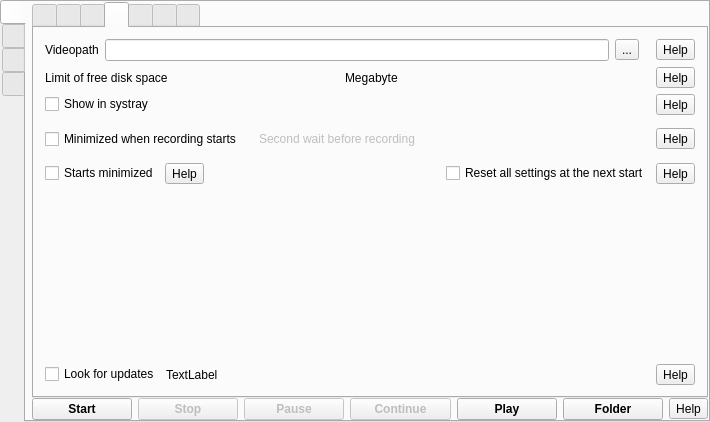
Old version of the form src/formMainWindow.ui in the repository vkohaupt/vokoscreenNG.
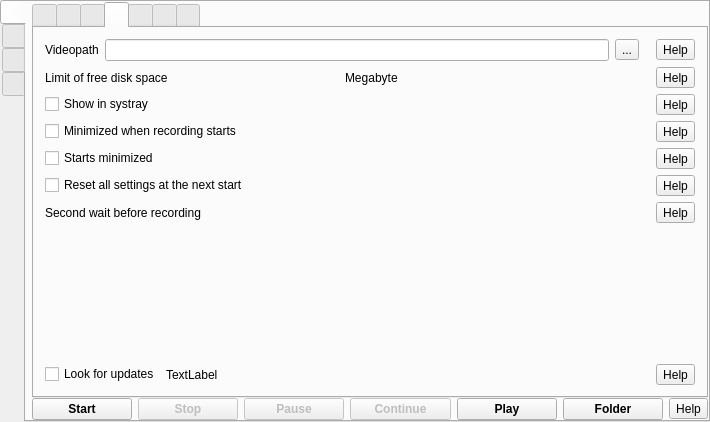
New version of the form. The open tabs and pages were chosen to show the change. Icons and pictures are not drawn.

Commit message: Wait before recording

The edit to the form file:
```diff
--- a/src/formMainWindow.ui
+++ b/src/formMainWindow.ui
@@ -1095,29 +1095,6 @@
                 </property>
                </widget>
               </item>
-              <item>
-               <widget class="QFrame" name="frameWaitXSecondBeforRecording">
-                <property name="enabled">
-                 <bool>false</bool>
-                </property>
-                <property name="frameShadow">
-                 <enum>QFrame::Raised</enum>
-                </property>
-                <layout class="QHBoxLayout" name="horizontalLayout_35">
-                 <item>
-                  <layout class="QVBoxLayout" name="verticalLayout_27">
-                   <item>
-                    <widget class="QLabel" name="label_18">
-                     <property name="text">
-                      <string>Second wait before recording</string>
-                     </property>
-                    </widget>
-                   </item>
-                  </layout>
-                 </item>
-                </layout>
-               </widget>
-              </item>
               <item>
                <spacer name="horizontalSpacer_21">
                 <property name="orientation">
@@ -1156,19 +1133,10 @@
                 </property>
                </widget>
               </item>
-              <item>
-               <spacer name="horizontalSpacer_22">
-                <property name="orientation">
-                 <enum>Qt::Horizontal</enum>
-                </property>
-                <property name="sizeHint" stdset="0">
-                 <size>
-                  <width>40</width>
-                  <height>20</height>
-                 </size>
-                </property>
-               </spacer>
-              </item>
+             </layout>
+            </item>
+            <item>
+             <layout class="QHBoxLayout" name="horizontalLayout_13">
               <item>
                <widget class="QCheckBox" name="checkBoxResetAtNextStart">
                 <property name="text">
@@ -1179,7 +1147,25 @@
               <item>
                <widget class="QToolButton" name="help_screencast_deleteallsettings">
                 <property name="text">
-                 <string>Help</string>
+                 <string notr="true">Help</string>
+                </property>
+               </widget>
+              </item>
+             </layout>
+            </item>
+            <item>
+             <layout class="QHBoxLayout" name="horizontalLayout_7">
+              <item>
+               <widget class="QLabel" name="label_18">
+                <property name="text">
+                 <string>Second wait before recording</string>
+                </property>
+               </widget>
+              </item>
+              <item>
+               <widget class="QToolButton" name="help_screencast_SecondWaitBeforeRecording">
+                <property name="text">
+                 <string notr="true">Help</string>
                 </property>
                </widget>
               </item>
```
Left out of the diff: 2 changed lines with no effect on the pictures. The commit also changes 5 other files.
